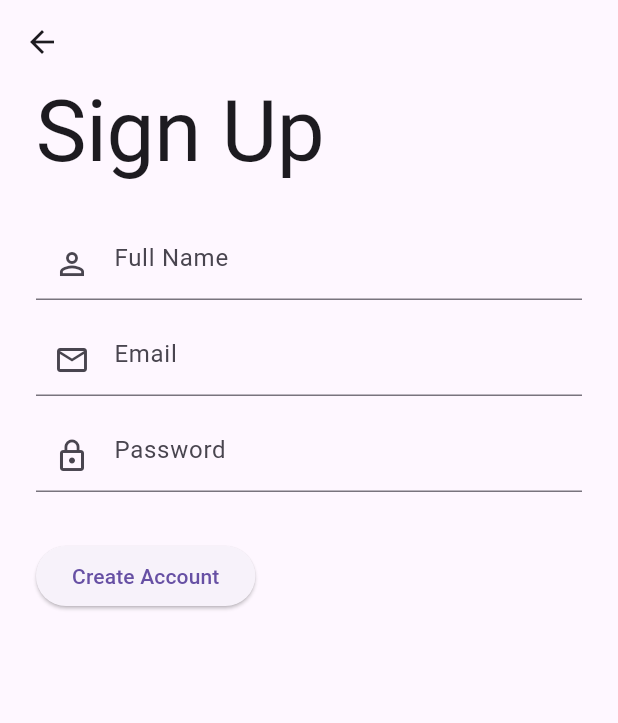
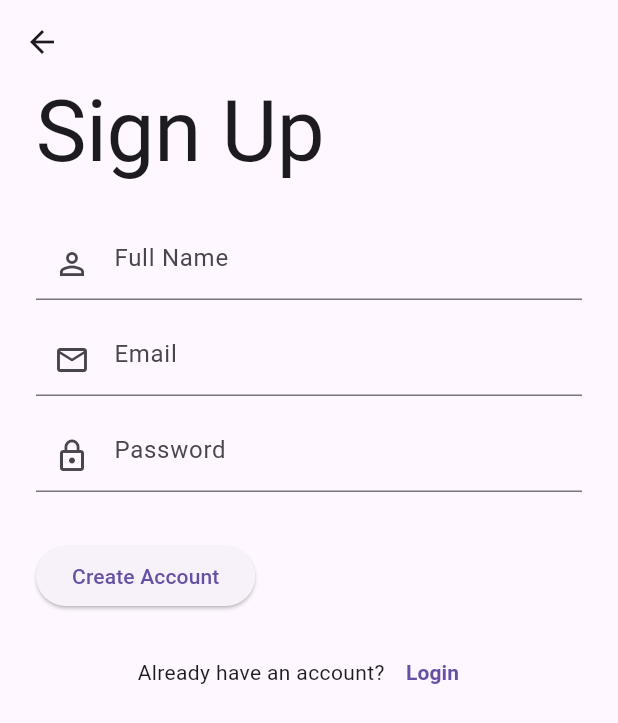
Before and after one commit to mti-prog/yntymak_mvp, a Flutter app: the SignUpScreen screen opened directly, after a tap on "Create Account", on a phone screen of 412 x 824 dp. Shown: the top 723 px of the screen. Run offline on Flutter 3.47's test engine with Material 3 defaults, Android fonts, the phone set to English and light mode, and no system bars.

Commit message:
fifth task not completed

```diff
--- a/lib/main.dart
+++ b/lib/main.dart
@@ -1,5 +1,5 @@
 import 'package:flutter/material.dart';
-import 'package:yntymak_mvp/screens/splash_screen.dart'; // Не забудь импортировать файл со сплэш-экраном
+import 'package:yntymak_mvp/screens/splash/splash_screen.dart'; // Не забудь импортировать файл со сплэш-экраном
 
 void main() {
   runApp(const MyApp());
--- a/lib/screens/onboarding_screen.dart
+++ b/lib/screens/board/onboarding_screen.dart
@@ -1,7 +1,7 @@
 import 'package:flutter/material.dart';
 import 'package:yntymak_mvp/core/app_theme.dart';
-import 'login_screen.dart';
-import '../models/onboarding_model.dart';
+import '../login_sign_up/login_screen.dart';
+import '../../models/onboarding_model.dart';
 
 class OnboardingScreen extends StatefulWidget {
   const OnboardingScreen({super.key});
--- /dev/null
+++ b/lib/screens/login_sign_up/sign_up_screen.dart
@@ -0,0 +1,91 @@
+import 'package:flutter/material.dart';
+import 'package:yntymak_mvp/screens/main_screens/main/main_frame_screen.dart';// Импортируем наш каркас навигации
+
+class SignUpScreen extends StatelessWidget {
+  const SignUpScreen({super.key});
+
+
+  @override
+  Widget build(BuildContext context) {
+    // 1. Создаем ключ
+    final formKey = GlobalKey<FormState>();
+
+
+    return Scaffold(
+      // AppBar автоматически добавит стрелочку "Назад"
+      appBar: AppBar(backgroundColor: Colors.transparent, elevation: 0),
+      body: Form(child:
+      SingleChildScrollView(
+        padding: const EdgeInsets.symmetric(horizontal: 24.0),
+        child: Column(
+          crossAxisAlignment: CrossAxisAlignment.start,
+          children: [
+            Text('Sign Up', style: Theme.of(context).textTheme.displayLarge),
+            const SizedBox(height: 32),
+
+            // Поле Имя
+            TextFormField(
+              decoration: InputDecoration(
+                hintText: 'Full Name',
+                prefixIcon: Icon(Icons.person_outline),
+              ),
+            ),
+            const SizedBox(height: 16),
+
+            // Поле Email
+            TextFormField(
+              decoration: InputDecoration(
+                hintText: 'Email',
+                prefixIcon: Icon(Icons.email_outlined),
+              ),
+            ),
+            const SizedBox(height: 16),
+
+            // Поле Пароль
+            TextFormField(
+              obscureText: true,
+              decoration: InputDecoration(
+                hintText: 'Password',
+                prefixIcon: Icon(Icons.lock_outline),
+              ),
+            ),
+            const SizedBox(height: 32),
+
+            // Кнопка регистрации
+            ElevatedButton(
+              onPressed: () {
+                // 1. Проверяем, что форма заполнена корректно
+                if (formKey.currentState!.validate()) {
+                  // 2. Только если всё ок, пускаем в MainScreen
+                  Navigator.pushAndRemoveUntil(
+                    context,
+                    MaterialPageRoute(builder: (context) => const MainFrameScreen()),
+                        (route) => false,
+                  );
+                } else {
+                  // Если поля пустые, Flutter сам покажет красный текст ошибки под полями
+                  print("Форма не заполнена!");
+                }
+              },
+              child: const Text('Create Account'),
+            ),
+
+            const SizedBox(height: 16),
+
+            // Ссылка на логин
+            Row(
+              mainAxisAlignment: MainAxisAlignment.center,
+              children: [
+                const Text("Already have an account?"),
+                TextButton(
+                  onPressed: () => Navigator.pop(context), // Просто возвращаемся назад
+                  child: const Text('Login', style: TextStyle(fontWeight: FontWeight.bold)),
+                ),
+              ],
+            ),
+          ],
+        ),
+      ),
+    ));
+  }
+}
--- a/lib/screens/sign_up_screen.dart
+++ /dev/null
@@ -1,56 +0,0 @@
-import 'package:flutter/material.dart';
-
-class SignUpScreen extends StatelessWidget {
-  const SignUpScreen({super.key});
-
-  @override
-  Widget build(BuildContext context) {
-    return Scaffold(
-      // Кнопка "назад" появится автоматически, так как мы использовали Navigator.push
-      appBar: AppBar(backgroundColor: Colors.transparent, elevation: 0),
-      body: SingleChildScrollView(
-        padding: const EdgeInsets.symmetric(horizontal: 24.0),
-        child: Form(
-          child: Column(
-            crossAxisAlignment: CrossAxisAlignment.start,
-            children: [
-              Text('Sign Up', style: Theme.of(context).textTheme.displayLarge),
-              const SizedBox(height: 32),
-
-              // Поле Имя
-              TextFormField(
-                decoration: const InputDecoration(
-                  hintText: 'Full Name',
-                  prefixIcon: Icon(Icons.person_outline),
-                ),
-              ),
-              const SizedBox(height: 16),
-
-              TextFormField(
-                decoration: const InputDecoration(
-                  hintText: 'Email',
-                  prefixIcon: Icon(Icons.email_outlined),
-                ),
-              ),
-              const SizedBox(height: 16),
-
-              TextFormField(
-                obscureText: true,
-                decoration: const InputDecoration(
-                  hintText: 'Password',
-                  prefixIcon: Icon(Icons.lock_outline),
-                ),
-              ),
-              const SizedBox(height: 32),
-
-              ElevatedButton(
-                onPressed: () {},
-                child: const Text('Create Account'),
-              ),
-            ],
-          ),
-        ),
-      ),
-    );
-  }
-}
--- a/lib/screens/splash_screen.dart
+++ b/lib/screens/splash/splash_screen.dart
@@ -1,7 +1,7 @@
 import 'dart:async';
 import 'package:flutter/material.dart';
 import 'package:yntymak_mvp/core/app_theme.dart';
-import 'onboarding_screen.dart';
+import '../board/onboarding_screen.dart';
 
 class SplashScreen extends StatefulWidget {
   const SplashScreen({super.key});
```
Also changed, not shown: lib/screens/login_sign_up/login_screen.dart (renamed from lib/screens/login_screen.dart, +25 -2 lines), lib/screens/main_screens/favorites/favorites_screen.dart (added, +10 -0 lines), lib/screens/main_screens/help/help_screen.dart (added, +10 -0 lines), lib/screens/main_screens/main/main_frame_screen.dart (added, +59 -0 lines), lib/screens/main_screens/profile/profile_screen.dart (added, +10 -0 lines), lib/screens/main_screens/services/services_screen.dart (added, +10 -0 lines).
